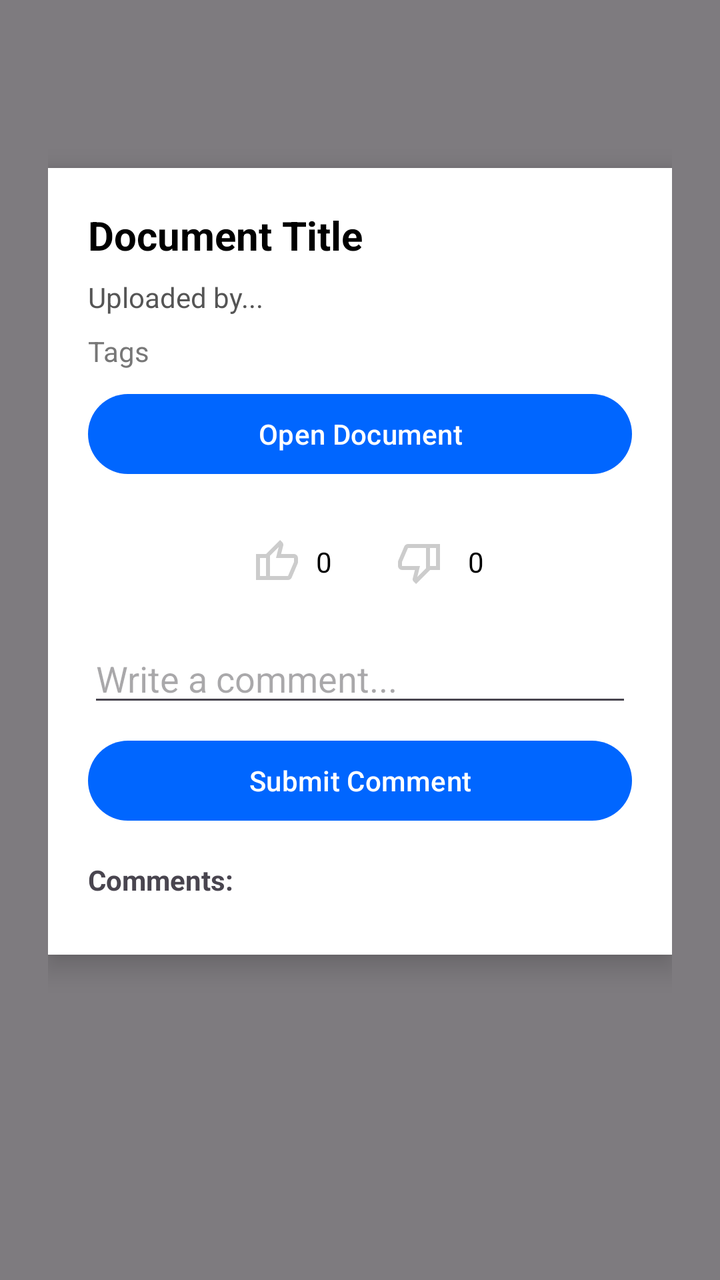
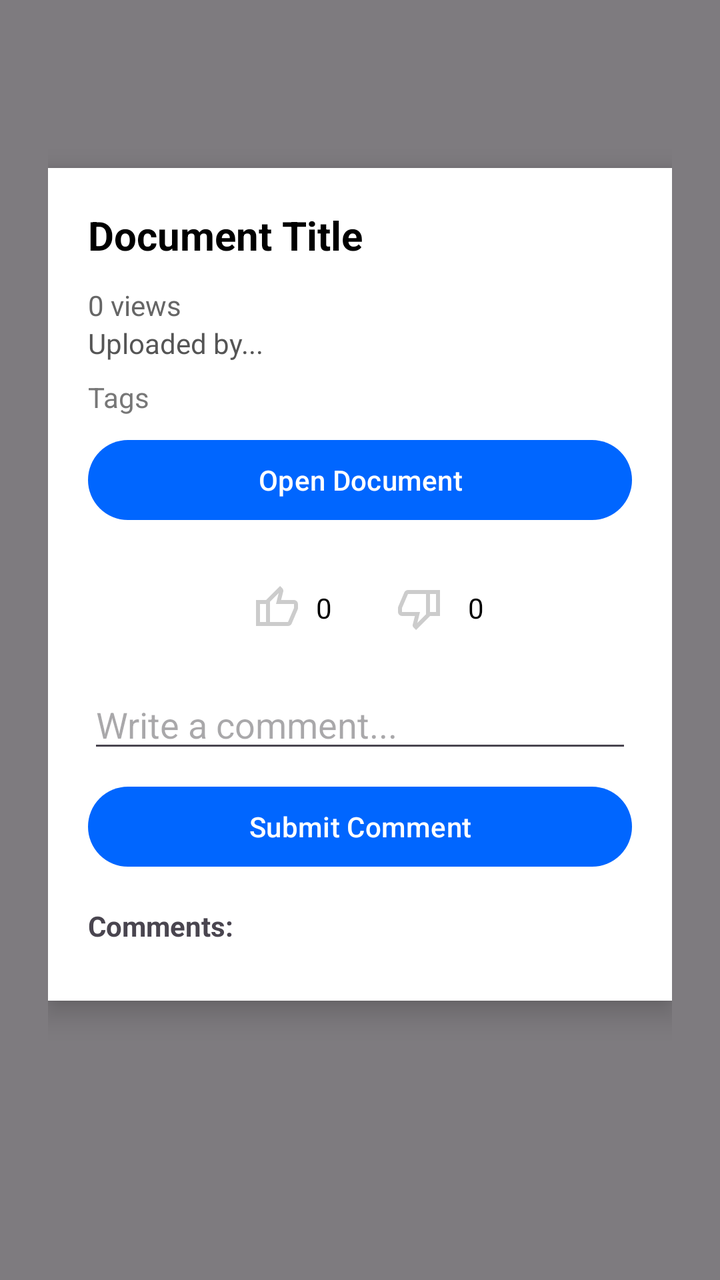

Two renders of the same Android screen: before a commit and after it. Below are the layout's source before the change and the commit's diff.
<!-- AndroidManifest.xml: application theme Theme.AcadenceApp -->
<!-- res/layout/activity_document_detail.xml -->
<?xml version="1.0" encoding="utf-8"?>
<ScrollView xmlns:android="http://schemas.android.com/apk/res/android"
    xmlns:tools="http://schemas.android.com/tools"
    android:layout_width="match_parent"
    android:layout_height="match_parent"
    android:background="#80000000"
    android:padding="24dp">

    <LinearLayout
        android:layout_width="match_parent"
        android:layout_height="wrap_content"
        android:orientation="vertical"
        android:background="@android:color/white"
        android:padding="20dp"
        android:elevation="8dp"
        android:layout_marginTop="60dp"
        android:layout_marginBottom="60dp">

        <TextView
            android:id="@+id/detailTitle"
            android:layout_width="match_parent"
            android:layout_height="wrap_content"
            android:text="Document Title"
            android:textSize="20sp"
            android:textStyle="bold"
            android:textColor="#000000"
            android:layout_marginBottom="8dp" />

        <TextView
            android:id="@+id/detailMeta"
            android:layout_width="match_parent"
            android:layout_height="wrap_content"
            android:text="Uploaded by..."
            android:textSize="14sp"
            android:textColor="#555555"
            android:layout_marginBottom="8dp" />

        <TextView
            android:id="@+id/detailTags"
            android:layout_width="match_parent"
            android:layout_height="wrap_content"
            android:text="Tags"
            android:textSize="14sp"
            android:textColor="#777777"
            android:layout_marginBottom="8dp" />

        <Button
            android:id="@+id/openDocumentButton"
            android:layout_width="match_parent"
            android:layout_height="wrap_content"
            android:text="Open Document"
            android:layout_marginBottom="12dp" />

        <LinearLayout
            android:layout_width="match_parent"
            android:layout_height="wrap_content"
            android:orientation="horizontal"
            android:gravity="center"
            android:layout_marginTop="8dp">

            <ImageButton
                android:id="@+id/likeButton"
                android:layout_width="40dp"
                android:layout_height="40dp"
                android:background="?attr/selectableItemBackgroundBorderless"
                android:src="@drawable/ic_thumb_up"
                android:tint="@color/gray"
                tools:ignore="UseAppTint" />

            <TextView
                android:id="@+id/likeCount"
                android:layout_width="wrap_content"
                android:layout_height="wrap_content"
                android:layout_marginEnd="24dp"
                android:text="0"
                android:textSize="14sp"
                android:textColor="@color/black" />

            <ImageButton
                android:id="@+id/dislikeButton"
                android:layout_width="40dp"
                android:layout_height="40dp"
                android:background="?attr/selectableItemBackgroundBorderless"
                android:src="@drawable/ic_thumb_down"
                android:tint="@color/gray"
                tools:ignore="UseAppTint" />

            <TextView
                android:id="@+id/dislikeCount"
                android:layout_width="wrap_content"
                android:layout_height="wrap_content"
                android:text="0"
                android:textSize="14sp"
                android:textColor="@color/black"
                android:layout_marginStart="4dp" />
        </LinearLayout>



        <EditText
            android:id="@+id/commentInput"
            android:layout_width="match_parent"
            android:layout_height="wrap_content"
            android:hint="Write a comment..."
            android:layout_marginTop="16dp"
            android:layout_marginBottom="8dp" />

        <Button
            android:id="@+id/sendCommentBtn"
            android:layout_width="match_parent"
            android:layout_height="wrap_content"
            android:text="Submit Comment" />

        <TextView
            android:id="@+id/labelComments"
            android:layout_width="wrap_content"
            android:layout_height="wrap_content"
            android:text="Comments:"
            android:textStyle="bold"
            android:layout_marginTop="16dp"
            android:layout_marginBottom="8dp" />

        <androidx.recyclerview.widget.RecyclerView
            android:id="@+id/commentsRecycler"
            android:layout_width="match_parent"
            android:layout_height="wrap_content"
            android:overScrollMode="ifContentScrolls" />
    </LinearLayout>
</ScrollView>
<!-- resources referenced by this layout -->
<resources>
  <color name="black">#FF000000</color>
  <color name="gray">#CCCCCC</color>
  <!-- drawable ic_thumb_down (drawable) -->
  <vector xmlns:android="http://schemas.android.com/apk/res/android"
      android:width="24dp"
      android:height="24dp"
      android:viewportWidth="960"
      android:viewportHeight="960">
    <path
        android:pathData="M240,120h440v520L400,920l-50,-50q-7,-7 -11.5,-19t-4.5,-23v-14l44,-174L120,640q-32,0 -56,-24t-24,-56v-80q0,-7 2,-15t4,-15l120,-282q9,-20 30,-34t44,-14ZM600,200L240,200L120,480v80h360l-54,220 174,-174v-406ZM600,606v-406,406ZM680,640v-80h120v-360L680,200v-80h200v520L680,640Z"
        android:fillColor="#e3e3e3"/>
  </vector>
  <!-- drawable ic_thumb_up (drawable) -->
  <vector xmlns:android="http://schemas.android.com/apk/res/android"
      android:width="24dp"
      android:height="24dp"
      android:viewportWidth="960"
      android:viewportHeight="960">
    <path
        android:pathData="M720,840L280,840v-520l280,-280 50,50q7,7 11.5,19t4.5,23v14l-44,174h258q32,0 56,24t24,56v80q0,7 -2,15t-4,15L794,792q-9,20 -30,34t-44,14ZM360,760h360l120,-280v-80L480,400l54,-220 -174,174v406ZM360,354v406,-406ZM280,320v80L160,400v360h120v80L80,840v-520h200Z"
        android:fillColor="#e3e3e3"/>
  </vector>
  <style name="Theme.AcadenceApp" parent="Base.Theme.AcadenceApp" />
  <style name="Base.Theme.AcadenceApp" parent="Theme.Material3.DayNight.NoActionBar">
          <item name="colorPrimary">#0066FF</item>   
          <item name="colorPrimaryVariant">#004C99</item> 
          <item name="colorOnPrimary">#FFFFFF</item> 
      </style>
</resources>

<!-- the commit's change to res/layout/activity_document_detail.xml (unified diff, before → after) -->
@@ -25,6 +25,16 @@
             android:textStyle="bold"
             android:textColor="#000000"
             android:layout_marginBottom="8dp" />
+
+        <TextView
+            android:id="@+id/viewCount"
+            android:layout_width="wrap_content"
+            android:layout_height="wrap_content"
+            android:text="0 views"
+            android:textColor="#666"
+            android:textSize="14sp"
+            android:layout_marginTop="4dp"/>
+
 
         <TextView
             android:id="@+id/detailMeta"
